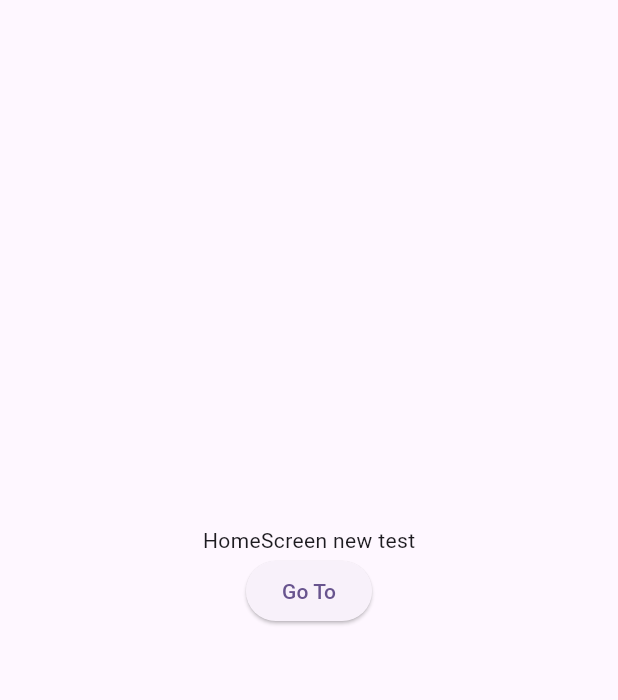
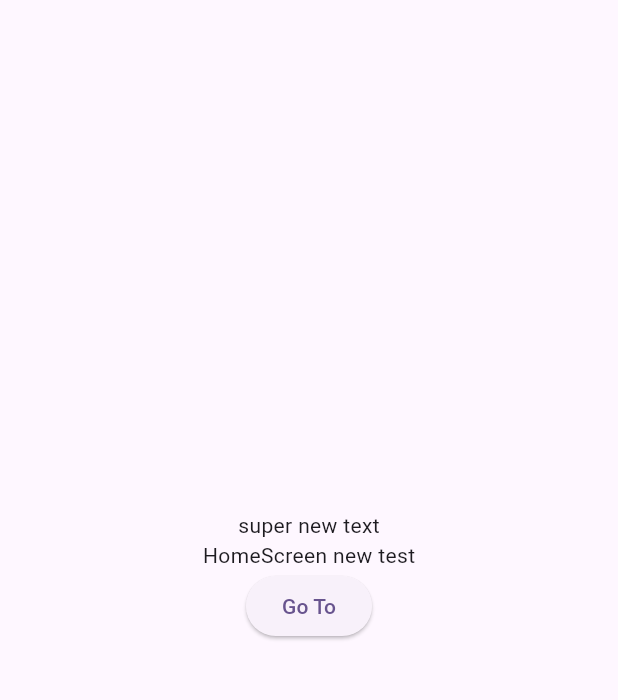
Before and after one commit to AleksandrDeveloper/pet_dog, a Flutter app: the screen it shows after launch, on a phone screen of 412 x 824 dp, the part 84-784 px from its top. Run offline on Flutter 3.47's test engine with Material 2 defaults, Android fonts, the phone set to English and light mode, and no system bars; our stand-ins replace bloc, flutter_bloc, freezed_annotation, get_it, go_router, injectable.

Commit message:
new test reset 6

```diff
--- a/lib/screens/home_screen/home_screen.dart
+++ b/lib/screens/home_screen/home_screen.dart
@@ -20,6 +20,9 @@ class _HomeScreenState extends State<HomeScreen> {
       body: Column(
         mainAxisAlignment: MainAxisAlignment.center,
         children: [
+          const Center(
+            child: Text('super new text'),
+          ),
          const Center(
             child: Text('HomeScreen new test'),
           ),
```
